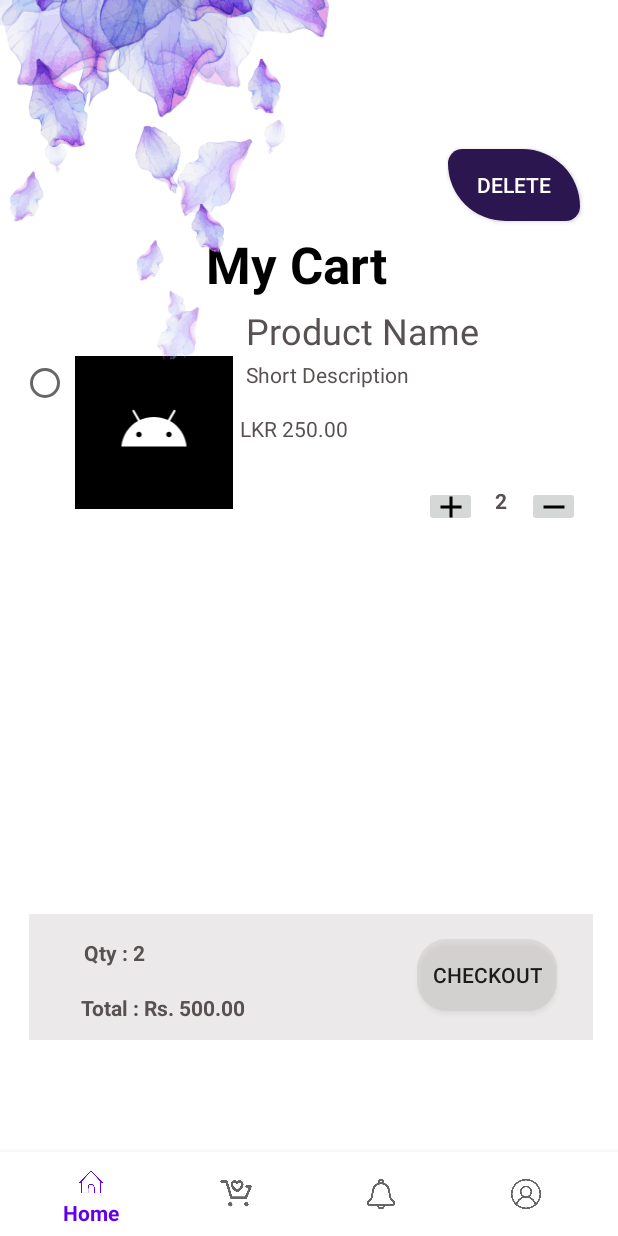
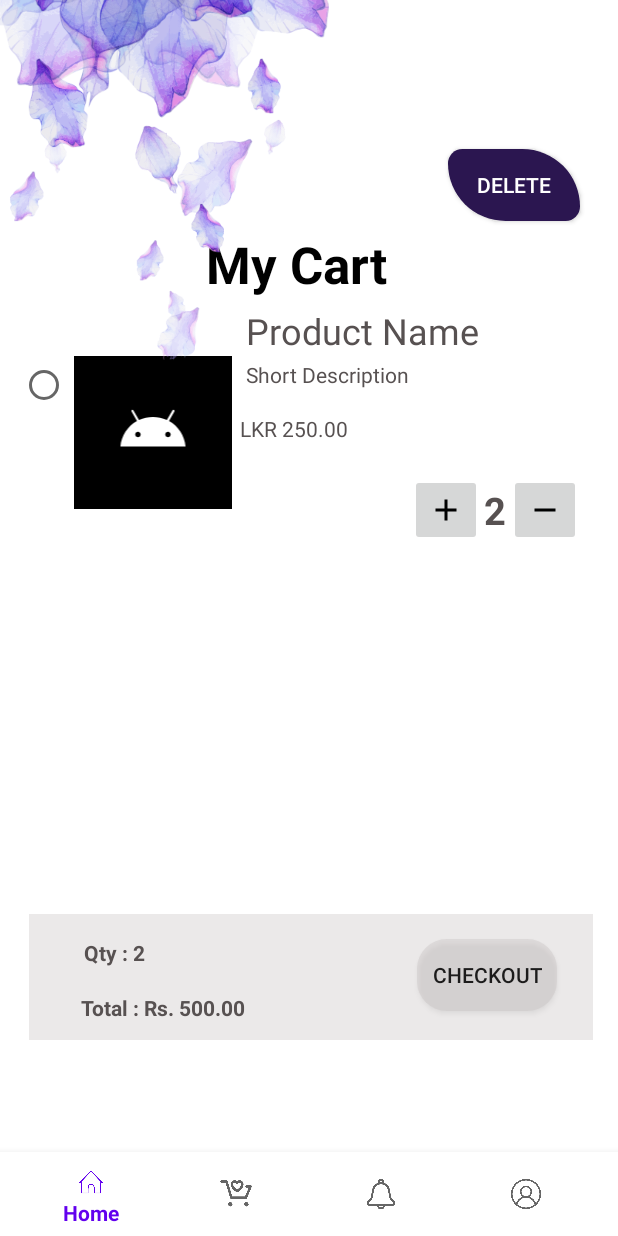
Before and after one commit to vvirajith/Digital_Media_Selling_Platform, an Android app: the CartAdd screen opened directly, with no data from a screen before it, on a phone screen of 412 x 824 dp. Run offline under Robolectric (Android 15) with nearby library versions, the light colour scheme and no system bars.

Commit message:
Modified cart add.xml

```diff
--- a/app/src/main/res/layout/activity_cart_add.xml
+++ b/app/src/main/res/layout/activity_cart_add.xml
@@ -38,8 +38,8 @@
 
     <RadioButton
         android:id="@+id/radioButton"
-        android:layout_width="34dp"
-        android:layout_height="30dp"
+        android:layout_width="48dp"
+        android:layout_height="48dp"
         app:layout_constraintBottom_toTopOf="@+id/textView7"
         app:layout_constraintEnd_toEndOf="parent"
         app:layout_constraintHorizontal_bias="0.037"
@@ -49,8 +49,9 @@
 
     <ImageButton
         android:id="@+id/imageButton6"
-        android:layout_width="35dp"
-        android:layout_height="27dp"
+        android:layout_width="48dp"
+        android:layout_height="48dp"
+        android:contentDescription="Item quantity"
         app:layout_constraintBottom_toBottomOf="parent"
         app:layout_constraintEnd_toEndOf="parent"
         app:layout_constraintHorizontal_bias="0.933"
@@ -73,8 +74,9 @@
 
     <ImageButton
         android:id="@+id/imageButton5"
-        android:layout_width="35dp"
-        android:layout_height="27dp"
+        android:layout_width="48dp"
+        android:layout_height="48dp"
+        android:contentDescription="Item quantity"
         app:layout_constraintBottom_toBottomOf="parent"
         app:layout_constraintEnd_toEndOf="parent"
         app:layout_constraintHorizontal_bias="0.75"
@@ -85,14 +87,16 @@
 
     <TextView
         android:id="@+id/textView5"
-        android:layout_width="34dp"
-        android:layout_height="27dp"
+        android:layout_width="48dp"
+        android:layout_height="60dp"
+        android:layout_marginTop="20dp"
         android:allowUndo="false"
         android:autoText="true"
         android:clickable="true"
         android:text="2"
         android:textAlignment="center"
         android:textColor="#575151"
+        android:textSize="25sp"
         android:textStyle="bold"
         app:layout_constraintBottom_toBottomOf="parent"
         app:layout_constraintEnd_toEndOf="parent"
@@ -194,7 +198,9 @@
 
     <include
         android:id="@+id/include5"
-        layout="@layout/activity_navigation_bar" />
+        layout="@layout/activity_navigation_bar"
+        tools:layout_editor_absoluteX="0dp"
+        tools:layout_editor_absoluteY="16dp" />
 
     <ImageView
         android:id="@+id/imageView16"
```
